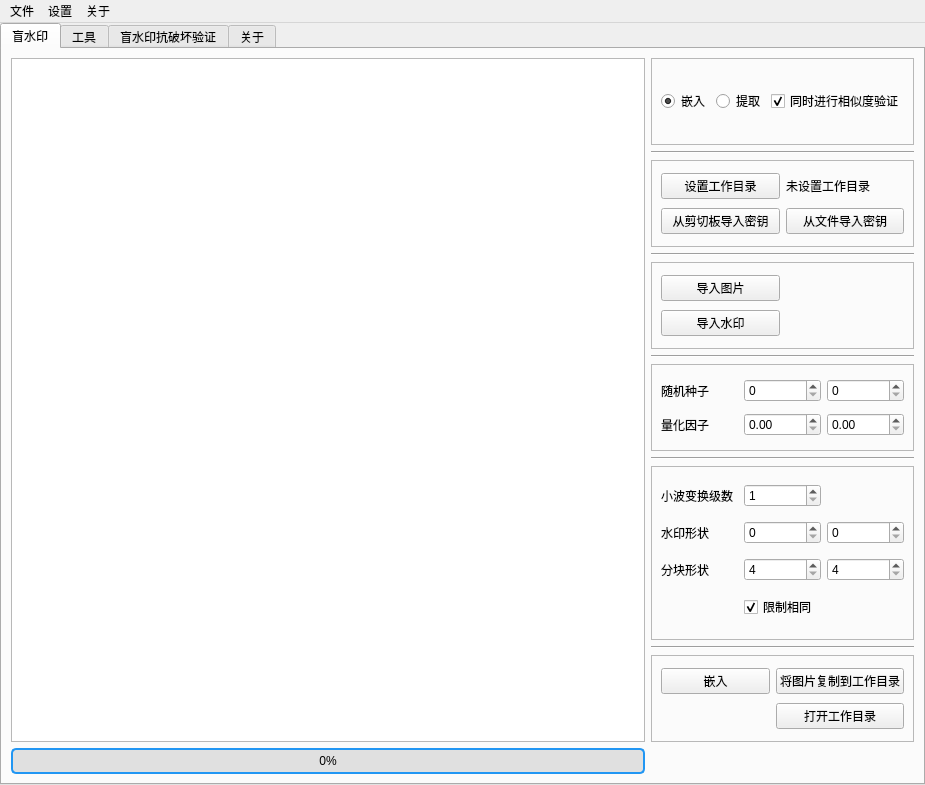
Above: GUI/main_win.ui from fire-keeper/BlindWatermark before the change. Below: the same form after it.
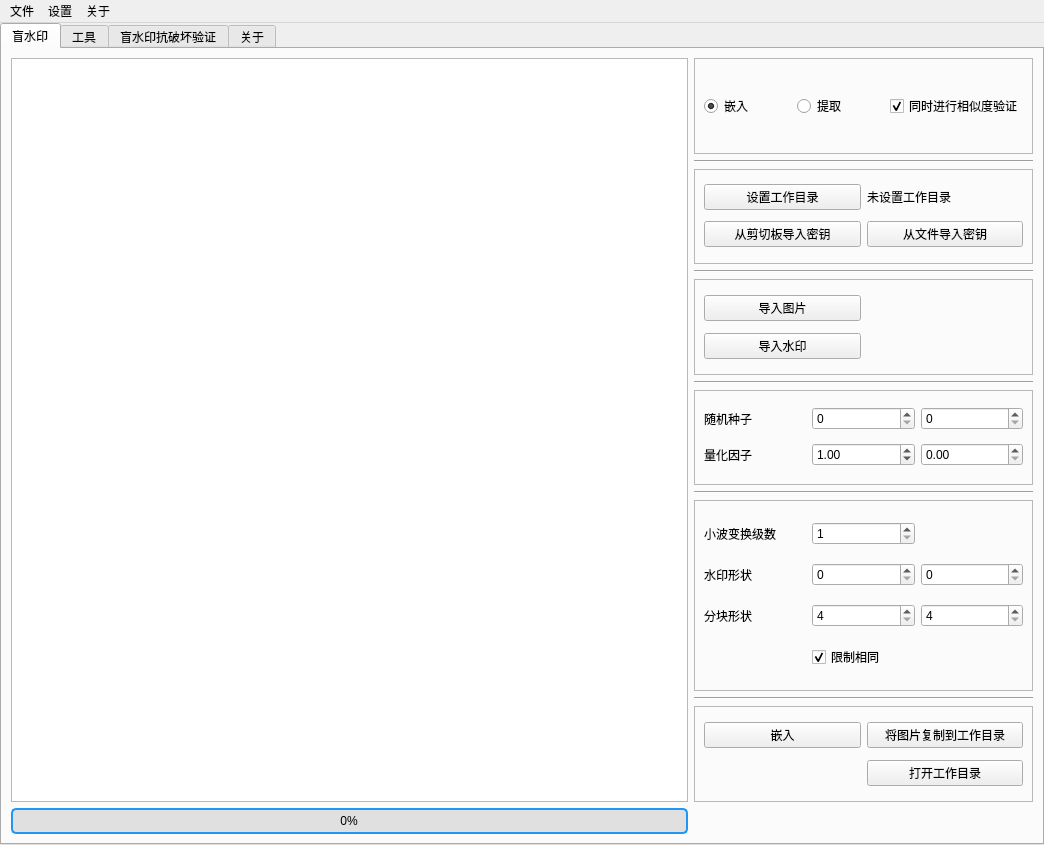
That is the form after the change. The open tabs and pages were chosen to show the change. Icons and pictures are not drawn.

```diff
--- a/GUI/main_win.ui
+++ b/GUI/main_win.ui
@@ -6,8 +6,8 @@
    <rect>
     <x>0</x>
     <y>0</y>
-    <width>925</width>
-    <height>785</height>
+    <width>1044</width>
+    <height>845</height>
    </rect>
   </property>
   <property name="windowTitle">
@@ -36,7 +36,7 @@
        <attribute name="title">
         <string>盲水印</string>
        </attribute>
-       <layout class="QGridLayout" name="gridLayout_4">
+       <layout class="QGridLayout" name="gridLayout_4" columnstretch="2,1">
         <item row="7" column="1">
          <widget class="QFrame" name="frame_3">
           <property name="frameShape">
@@ -68,6 +68,9 @@
              <property name="maximum">
               <double>399.990000000000009</double>
              </property>
+             <property name="value">
+              <double>1.000000000000000</double>
+             </property>
             </widget>
            </item>
            <item row="2" column="2">
@@ -111,22 +114,18 @@
           <property name="frameShadow">
            <enum>QFrame::Raised</enum>
           </property>
-          <layout class="QGridLayout" name="gridLayout_2">
-           <item row="0" column="0">
-            <widget class="QPushButton" name="pushButton">
-             <property name="text">
-              <string>导入图片</string>
-             </property>
-            </widget>
-           </item>
-           <item row="1" column="0">
+          <layout class="QGridLayout" name="gridLayout_2" columnstretch="1,1">
+           <property name="sizeConstraint">
+            <enum>QLayout::SetDefaultConstraint</enum>
+           </property>
+           <item row="2" column="0">
             <widget class="QPushButton" name="pushButton_2">
              <property name="text">
               <string>导入水印</string>
              </property>
             </widget>
            </item>
-           <item row="1" column="1">
+           <item row="2" column="1">
             <widget class="QLabel" name="label_5">
              <property name="text">
               <string/>
@@ -136,7 +135,7 @@
              </property>
             </widget>
            </item>
-           <item row="0" column="1">
+           <item row="1" column="1">
             <widget class="QLabel" name="label_4">
              <property name="text">
               <string/>
@@ -146,6 +145,13 @@
              </property>
             </widget>
            </item>
+           <item row="1" column="0">
+            <widget class="QPushButton" name="pushButton">
+             <property name="text">
+              <string>导入图片</string>
+             </property>
+            </widget>
+           </item>
           </layout>
          </widget>
         </item>
@@ -685,7 +691,7 @@
     <rect>
      <x>0</x>
      <y>0</y>
-     <width>925</width>
+     <width>1044</width>
      <height>26</height>
     </rect>
    </property>
```
Left out of the diff: 2 changed lines with no effect on the pictures.
